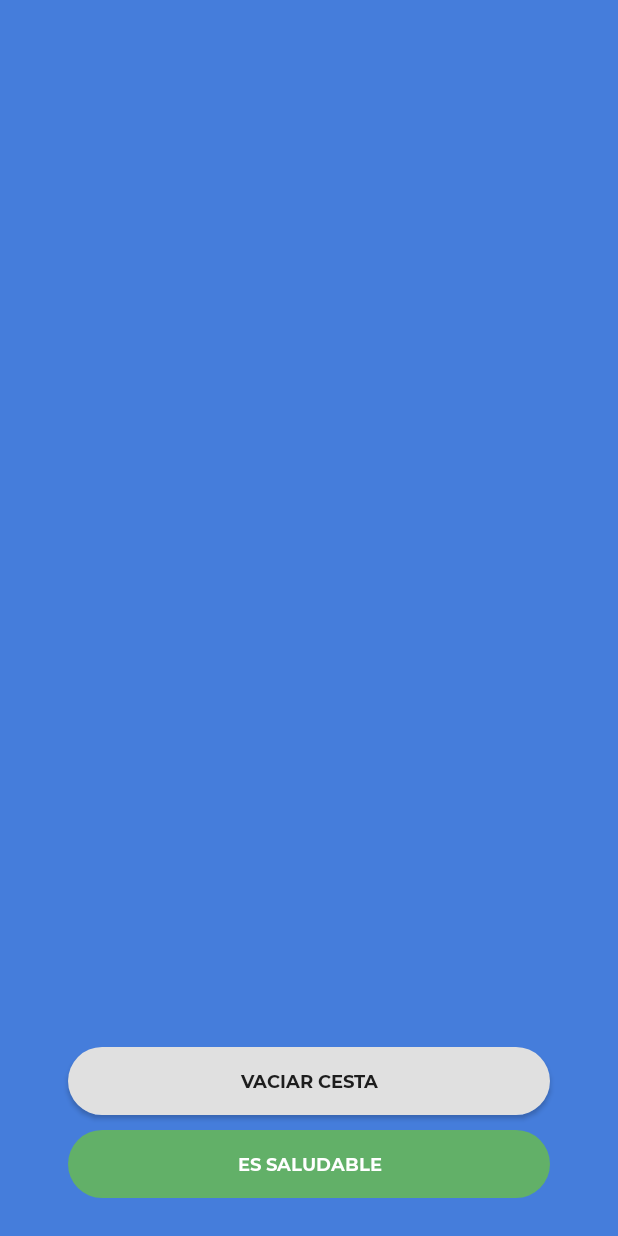
After one commit to Fonsi20/Android---FoodTick, an Android app: the MenuActivity screen opened directly, with no data from a screen before it, on a phone screen of 412 x 824 dp. The commit adds this screen. Run offline under Robolectric (Android 15) with nearby library versions, the phone set to English and light mode, and no system bars.

Commit message:
Creado Activity de menú, pero sigue sin ir la persistencia de datos.

```diff
--- a/app/src/main/AndroidManifest.xml
+++ b/app/src/main/AndroidManifest.xml
@@ -6,8 +6,9 @@
         android:allowBackup="true"
         android:icon="@mipmap/ic_foodtick"
         android:label="@string/app_name"
-    android:supportsRtl="true"
+        android:supportsRtl="true"
         android:theme="@style/Theme.AppCompat.NoActionBar">
+        <activity android:name=".MenuActivity"></activity>
         <activity
             android:name=".Producto"
             android:screenOrientation="portrait" />
--- /dev/null
+++ b/app/src/main/java/com/example/foodtrick/MenuActivity.java
@@ -0,0 +1,13 @@
+package com.example.foodtrick;
+
+import android.support.v7.app.AppCompatActivity;
+import android.os.Bundle;
+
+public class MenuActivity extends AppCompatActivity {
+
+    @Override
+    protected void onCreate(Bundle savedInstanceState) {
+        super.onCreate(savedInstanceState);
+        setContentView(R.layout.activity_menu);
+    }
+}
--- a/app/src/main/res/drawable/fondo_item.xml
+++ b/app/src/main/res/drawable/fondo_item.xml
@@ -7,5 +7,5 @@
         android:right="1dp"
         android:bottom="1dp"/>
 
-    <corners android:radius="50px"/>
+    <corners android:radius="30px"/>
 </shape>
--- /dev/null
+++ b/app/src/main/res/layout/activity_menu.xml
@@ -0,0 +1,40 @@
+<?xml version="1.0" encoding="utf-8"?>
+<LinearLayout xmlns:android="http://schemas.android.com/apk/res/android"
+    xmlns:app="http://schemas.android.com/apk/res-auto"
+    xmlns:tools="http://schemas.android.com/tools"
+    android:layout_width="match_parent"
+    android:layout_height="match_parent"
+    android:background="@color/blue"
+    android:orientation="vertical"
+    android:gravity="bottom"
+    tools:context=".MenuActivity">
+
+    <Button
+        android:layout_width="match_parent"
+        android:layout_height="45dp"
+        android:layout_gravity="bottom"
+        android:layout_marginLeft="45dp"
+        android:layout_marginRight="45dp"
+        android:layout_marginBottom="10dp"
+        android:background="@drawable/boton_redondo"
+        android:fontFamily="@font/montserrat_bold"
+        android:gravity="center"
+        android:text="@string/vaciarCesta"
+        android:textColor="@color/black"
+        android:textSize="12sp" />
+
+    <TextView
+        android:layout_width="match_parent"
+        android:layout_height="45dp"
+        android:layout_gravity="bottom"
+        android:layout_marginLeft="45dp"
+        android:layout_marginRight="45dp"
+        android:layout_marginBottom="25dp"
+        android:background="@drawable/boton_saludable"
+        android:fontFamily="@font/montserrat_bold"
+        android:gravity="center"
+        android:text="@string/essaludable"
+        android:textColor="@color/white"
+        android:textSize="12sp" />
+
+</LinearLayout>
--- a/app/src/main/res/values/colors.xml
+++ b/app/src/main/res/values/colors.xml
@@ -10,4 +10,5 @@
     <color name="transparente">#00000000</color>
     <color name="grey">#bebebe</color>
     <color name="green">#62b068</color>
+    <color name="blue">#457DDB</color>
 </resources>
--- a/app/src/main/res/values/strings.xml
+++ b/app/src/main/res/values/strings.xml
@@ -14,5 +14,6 @@
     <string name="Pastelería">Pastelería</string>
     <string name="Ultraprocesados">Procesados</string>
     <string name="infoNutricional">Información Nutricional del Alimento</string>
-    <string name="essaludable">Es Saludable</string>
+    <string name="essaludable">ES SALUDABLE</string>
+    <string name="vaciarCesta">Vaciar Cesta</string>
 </resources>
```
Also changed, not shown: app/src/main/java/com/example/foodtrick/Adaptadores/AdaptadorPersonalizado.java (+8 -1 lines), app/src/main/java/com/example/foodtrick/ListaComidas.java (+18 -20 lines), app/src/main/java/com/example/foodtrick/MainActivity.java (+10 -2 lines), app/src/main/res/layout/activity_main.xml (+150 -114 lines), app/src/main/res/layout/activity_producto.xml (+14 -10 lines), app/src/main/res/drawable/menu.png (added), 4 other files.
